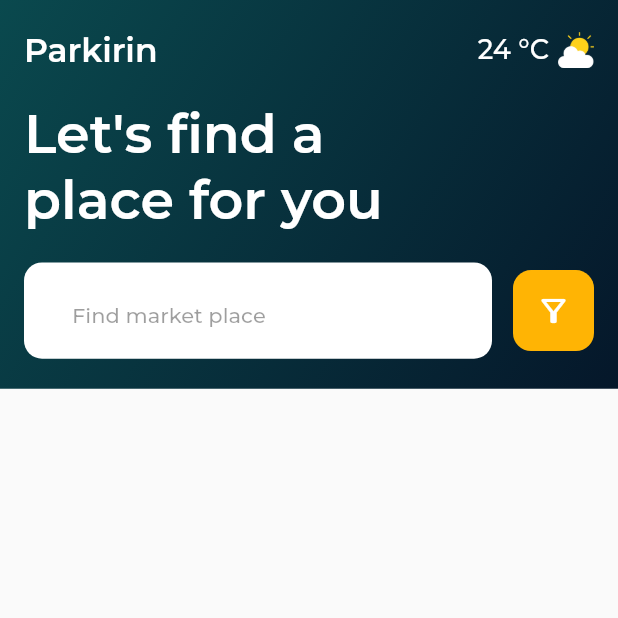
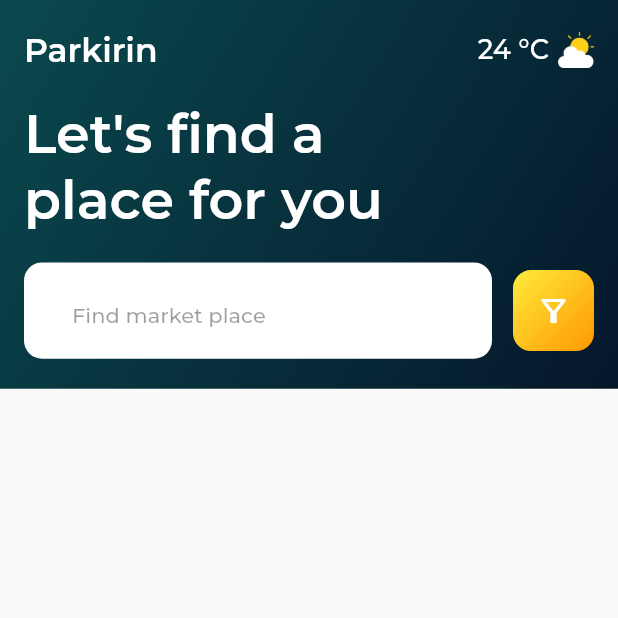
Before and after one commit to stark-ace-1891/tf08p_0020_codigo_ui, a Flutter app: the screen it shows after launch, on a phone screen of 412 x 824 dp, the top half of it. Run offline on Flutter 3.47's test engine with Material 2 defaults, Android fonts, the phone set to English and light mode, and no system bars; our stand-ins replace google_fonts.

Commit message:
Reto gradient boton

```diff
--- a/lib/pages/home_page.dart
+++ b/lib/pages/home_page.dart
@@ -22,7 +22,6 @@ class HomePage extends StatelessWidget {
               ),
               // height: 300,
               width: double.infinity,
-
               decoration: BoxDecoration(
                 gradient: LinearGradient(
                   begin: Alignment.topLeft,
@@ -31,8 +30,8 @@ class HomePage extends StatelessWidget {
                     Color(0xff0a494e),
                     Color(0xff05172a),
                   ],
-              )),
-
+                ),
+              ),
               child: SafeArea(
                 child: Column(
                   crossAxisAlignment: CrossAxisAlignment.start,
@@ -120,8 +119,15 @@ class HomePage extends StatelessWidget {
                         Container(
                           padding: EdgeInsets.all(15),
                           decoration: BoxDecoration(
-                            color: Color(0xffffb404),
                             borderRadius: BorderRadius.circular(12),
+                            gradient: LinearGradient(
+                              begin: Alignment.topLeft,
+                              end: Alignment.bottomRight,
+                              colors: [
+                                Colors.yellow,
+                                Colors.orange,
+                              ],
+                            ),
                           ),
                           child: Icon(
                             Icons.filter_alt_outlined,
```
Lines whose indentation alone changed are shown as unchanged.
